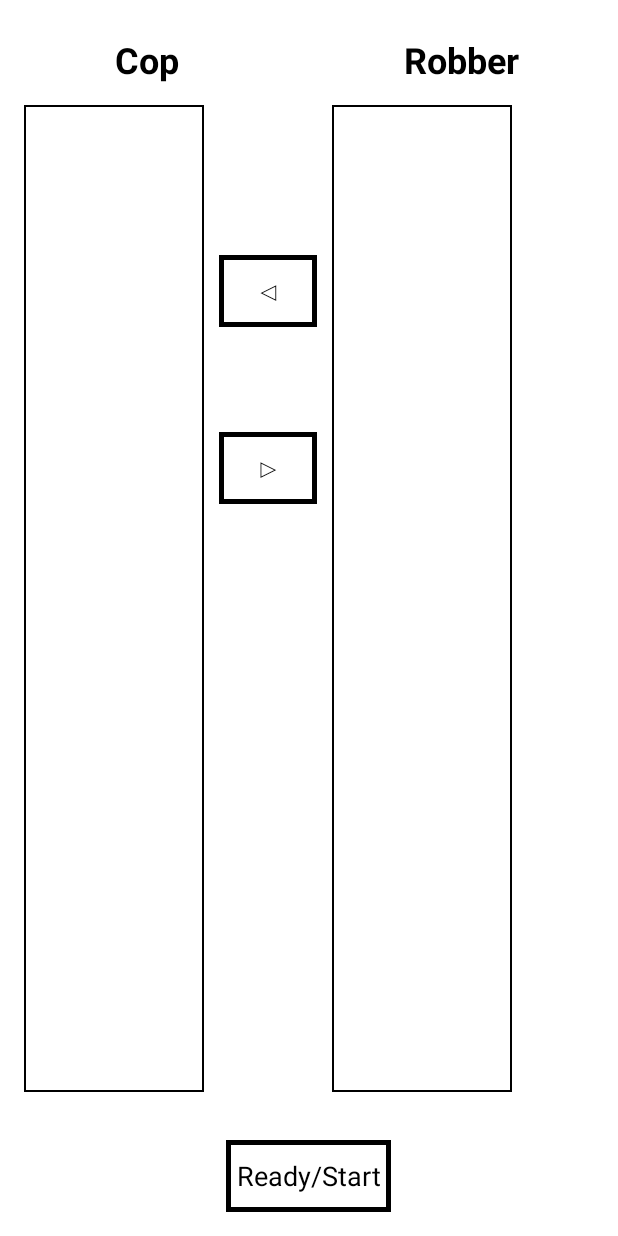
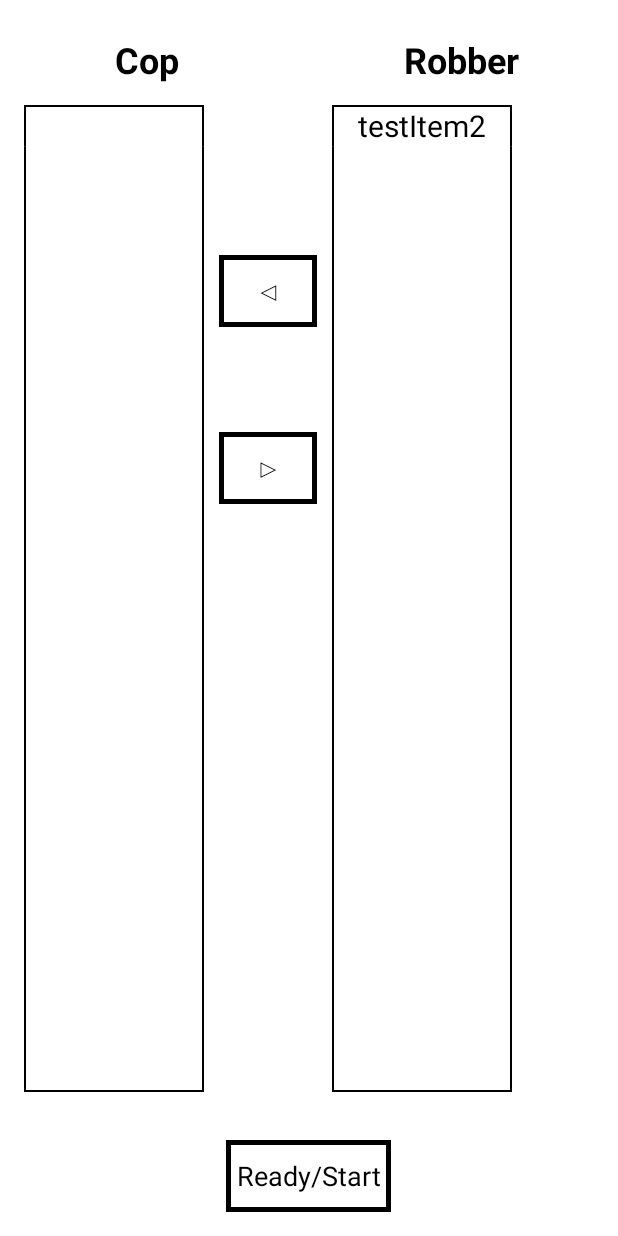
Before and after one commit to jhjang04/Cops-and-Robbers-android, an Android app: the screen it shows after launch (TeamActivity), after a tap on "NEXT", on a phone screen of 412 x 824 dp. Run offline under Robolectric (Android 15) with nearby library versions, the phone set to English and light mode, and no system bars.

Commit message:
ListView text layout customizing (color / alignment) item can be exchanged between ListView

```diff
--- a/app/src/main/java/car/adroid/com/MainActivity.java
+++ b/app/src/main/java/car/adroid/com/MainActivity.java
@@ -64,22 +64,25 @@
         roomPwd = txtPwd.getText().toString();
     }
 
+    private void InitVariables(){
+        // mapping variables with id
+        // editText for getting userInfo
+        txtName = (EditText)findViewById(R.id.txtName);
+        txtRoomNumber = (EditText)findViewById(R.id.txtRoomNum);
+        txtPwd = (EditText)findViewById(R.id.txtPwd);
+
+        // button for next activity
+        btnNext = (Button)findViewById(R.id.btnNext);
+
+        // Radio Button for 2 mode (create room / join room)
+        rdCreate = (RadioButton)findViewById(R.id.rdCreate);
+        rdJoin = (RadioButton)findViewById(R.id.rdJoin);
+    }
+
     @Override
     protected void onCreate(Bundle savedInstanceState) {
         super.onCreate(savedInstanceState);
         setContentView(R.layout.activity_main);
-
-        txtName = (EditText)findViewById(R.id.txtName);
-        txtRoomNumber = (EditText)findViewById(R.id.txtRoomNum);
-        txtPwd = (EditText)findViewById(R.id.txtPwd);
-        btnNext = (Button)findViewById(R.id.btnNext);
-        rdCreate = (RadioButton)findViewById(R.id.rdCreate);
-        rdJoin = (RadioButton)findViewById(R.id.rdJoin);
-        rdCreate.setChecked(true);
-
-        pwdKeyListener = txtPwd.getKeyListener();
-        txtPwd.setKeyListener(null);
-
 
         // hide keyboard when touching background
         findViewById(R.id.activity_main).setOnTouchListener(new View.OnTouchListener(){
@@ -91,7 +94,14 @@
             }
         });
 
+        InitVariables();
 
+        rdCreate.setChecked(true);
+        pwdKeyListener = txtPwd.getKeyListener();
+        txtPwd.setKeyListener(null);
+
+
+        // After creating a room, server will give pwd itself, so no need to enter pwd
         rdCreate.setOnClickListener(new View.OnClickListener(){
             @Override
             public void onClick(View view) {
@@ -100,6 +110,7 @@
             }
         });
 
+        // enable pwd editText
         rdJoin.setOnClickListener(new RadioButton.OnClickListener(){
             @Override
             public void onClick(View view) {
@@ -112,25 +123,28 @@
             public void onClick(View view) {
                 SetUserInfo();
 
+                /*
                 // 예외 상황에 맞게 toast
-                // 존재하는 방 번호를 입력했는지
-                if(IsRoomNumProper()){
+                // 방 안에 이미 존재하는 닉네임인지
+                if(!IsUserNameProper()){
 
                 }
-                // 공백으로 처리된건 아닌지
-                else if(IsPwdProper()){
+                // 존재하는 방 번호를 입력했는지
+                else if(!IsRoomNumProper()){
 
                 }
-                // 방 안에 이미 존재하는 닉네임인지
-                else if(IsUserNameProper()){
+                else if( !IsPwdProper() & rdJoin.isChecked()){
 
                 }
                 else{
-                    Intent intent = new Intent(MainActivity.this, TeamActivity.class);
-                    // intent에 Name을 담아 전달
-                    intent.putExtra("name", userName);
-                    startActivity(intent);
+
                 }
+                */
+
+                Intent intent = new Intent(MainActivity.this, TeamActivity.class);
+                // intent에 Name을 담아 전달
+                intent.putExtra("name", userName);
+                startActivity(intent);
         }
         });
     }
--- a/app/src/main/java/car/adroid/com/TeamActivity.java
+++ b/app/src/main/java/car/adroid/com/TeamActivity.java
@@ -2,49 +2,95 @@
 
 import android.content.Intent;
 import android.support.v4.app.FragmentActivity;
-import android.support.v7.app.AppCompatActivity;
 import android.os.Bundle;
 import android.view.View;
+import android.widget.ArrayAdapter;
 import android.widget.Button;
 import android.widget.ListView;
 import android.widget.Toast;
 
+import java.util.ArrayList;
+
 public class TeamActivity extends FragmentActivity {
 
     private Button btnToCop, btnToRobber,btnStart;
-    private ListView listCop, listRobber;
+    private ListView lvCop, lvRobber;
+    ArrayList<String> listCop,listRobber;
+    ArrayAdapter<String> adapterCop, adapterRobber;
+    private String userName;
 
-    private Boolean IsListFocused(){
-        if(listCop.isFocused())
+
+
+
+    private void InitList(){
+        listCop.add(userName);
+        adapterCop.notifyDataSetChanged();
+
+        listRobber.add("testItem2");
+        adapterRobber.notifyDataSetChanged();
+    }
+
+
+    private Boolean IsMovable(ArrayList<String> list){
+        if(list.contains(userName)){
             return true;
-        else
+        }
+        else{
             return false;
+        }
     }
+
+    private void MoveToList(ArrayList<String> srcList,ArrayList<String> dstList ){
+        int idx = srcList.indexOf(userName);
+        srcList.remove(idx);
+        dstList.add(userName);
+
+        adapterCop.notifyDataSetChanged();
+        adapterRobber.notifyDataSetChanged();
+    }
+
+
 
     @Override
     protected void onCreate(Bundle savedInstanceState) {
         super.onCreate(savedInstanceState);
         setContentView(R.layout.activity_team);
 
+        Intent intent = getIntent();
+        userName = intent.getExtras().getString("name");
+
+
         btnToCop = (Button)findViewById(R.id.btnCop);
         btnToRobber = (Button)findViewById(R.id.btnRobber);
         btnStart = (Button)findViewById(R.id.btnStart);
-        listCop = (ListView)findViewById(R.id.listCop);
-        listRobber = (ListView)findViewById(R.id.listRobber);
+        lvCop = (ListView)findViewById(R.id.listCop);
+        lvRobber = (ListView)findViewById(R.id.listRobber);
+
+        listCop = new ArrayList<String>();
+        listRobber = new ArrayList<String>();
+        adapterCop = new ArrayAdapter<String>(this, R.layout.listview_text_layout, listCop);
+        adapterRobber = new ArrayAdapter<String>(this, R.layout.listview_text_layout,listRobber);
+        lvCop.setAdapter(adapterCop);
+        lvRobber.setAdapter(adapterRobber);
+
+        InitList();
 
         btnToCop.setOnClickListener(new View.OnClickListener(){
             @Override
             public void onClick(View view) {
-                //if(IsListFocused())
                 // 리스트의 아이템 이동
+                if(IsMovable(listRobber))
+                    MoveToList(listRobber,listCop);
+
             }
         });
 
         btnToRobber.setOnClickListener(new View.OnClickListener(){
             @Override
             public void onClick(View view) {
-                //if(IsListFocused())
                 // 리스트의 아이템 이동
+                if(IsMovable(listCop))
+                    MoveToList(listCop,listRobber);
             }
         });
 
--- a/app/src/main/res/layout/activity_main.xml
+++ b/app/src/main/res/layout/activity_main.xml
@@ -36,7 +36,7 @@
         android:inputType="numberDecimal"
         android:textColor="@android:color/black"
         android:layout_width="170dp"
-        android:imeOptions="actionNext|actionDone" />
+        android:imeOptions="actionDone" />
 
 
     <Button
--- a/app/src/main/res/layout/activity_team.xml
+++ b/app/src/main/res/layout/activity_team.xml
@@ -66,7 +66,8 @@
         <ListView android:layout_height="match_parent"
             android:id="@+id/listCop"
             android:background="@drawable/text_border"
-            android:layout_width="120dp" />
+            android:layout_width="120dp"
+            android:visibility="visible" />
 
         <LinearLayout
             android:orientation="vertical"
--- /dev/null
+++ b/app/src/main/res/layout/listview_text_layout.xml
@@ -0,0 +1,8 @@
+<?xml version="1.0" encoding="utf-8"?>
+<TextView xmlns:android="http://schemas.android.com/apk/res/android"
+    android:id="@+id/listTextView"
+    android:layout_width="fill_parent"
+    android:layout_height="wrap_content"
+    android:textColor="#000000"
+    android:gravity="center"
+    android:textSize="20dp" />
```
